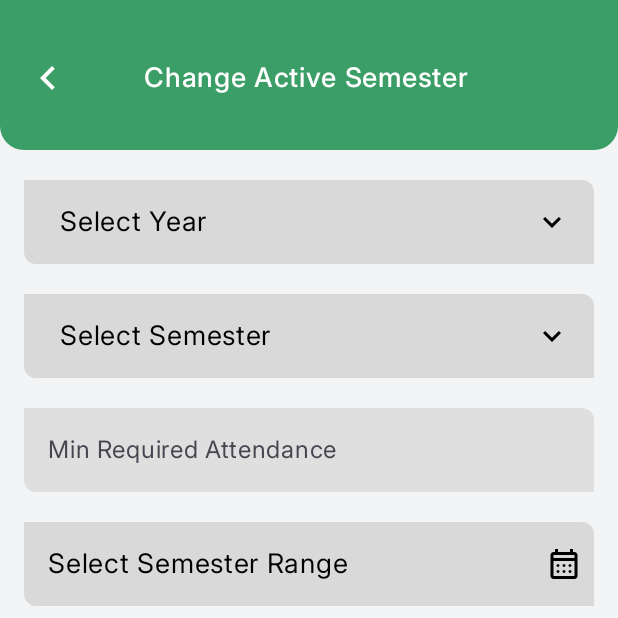
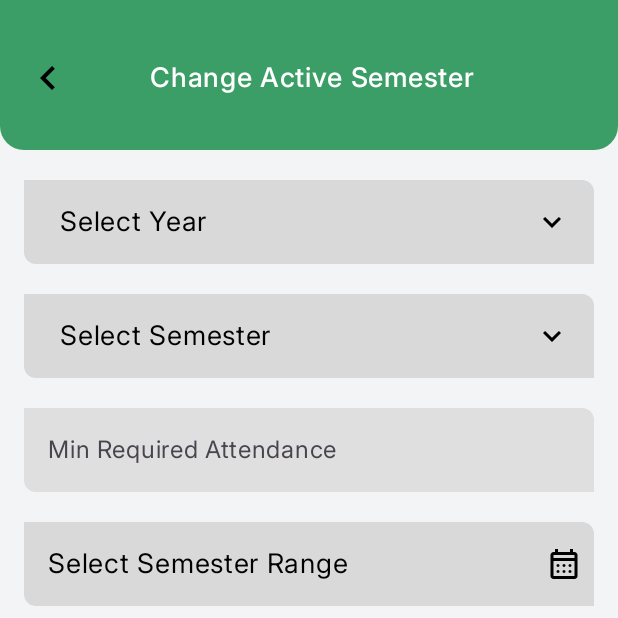
Before and after one commit to Stillswarm/StudyPulse, an Android app built with Jetpack Compose: the AddSemesterScreen screen opened through its navigation route, on a phone screen of 412 x 824 dp, the top half of it. Run offline under Robolectric (Android 15) with nearby library versions, the phone set to English and light mode, and no system bars; our stand-ins replace Firebase (no records; nobody signed in at launch, a user with empty details on screens opened directly).

Commit message:
refactor(home_screen): beautify `HomeScreen`
also:
1. made all routes inherit from marker interface `NavigableRoute` for easier navigation
2. minor tweaks in Attendance Screen

```diff
--- a/app/src/main/java/com/studypulse/app/common/ui/components/AppTopBar.kt
+++ b/app/src/main/java/com/studypulse/app/common/ui/components/AppTopBar.kt
@@ -64,7 +64,7 @@ fun AppTopBar(
                     .size(32.dp)
                     .noRippleClickable { onNavigationClick() }
                     .gradientFill(foregroundGradient),
-                tint = titleColor
+                tint = Color.Unspecified
             )
 
             Text(
@@ -80,13 +80,13 @@ fun AppTopBar(
                     painter = painterResource(id = actionIcon),
                     contentDescription = "nav icon",
                     modifier = Modifier
-                        .size(36.dp)
+                        .size(28.dp)
                         .noRippleClickable { onActionClick() }
                         .gradientFill(foregroundGradient),
-                    tint = Color.Unspecified
+                    tint = titleColor
                 )
             } else {
-                Box(modifier = Modifier.size(36.dp))
+                Box(modifier = Modifier.size(28.dp))
             }
         }
     }
--- a/app/src/main/java/com/studypulse/app/feat/attendance/attendance/presentation/home/AttendanceScreen.kt
+++ b/app/src/main/java/com/studypulse/app/feat/attendance/attendance/presentation/home/AttendanceScreen.kt
@@ -418,8 +418,8 @@ fun DashboardNavButton(
             Column {
                 Text(
                     text = title,
-                    fontWeight = FontWeight.SemiBold,
-                    fontSize = 16.sp,
+                    fontWeight = FontWeight(525),
+                    fontSize = 15.sp,
                     lineHeight = 24.sp,
                 )
 
--- a/app/src/main/java/com/studypulse/app/feat/home/nav/HomeNav.kt
+++ b/app/src/main/java/com/studypulse/app/feat/home/nav/HomeNav.kt
@@ -9,7 +9,7 @@ import com.studypulse.app.nav.Route
 fun NavGraphBuilder.homeGraph(navController: NavController) {
     composable<Route.HomeRoute> {
         HomeScreen(
-            onNavigateToAttendance = { navController.navigate(Route.AttendanceRoute) }
+            navigate = { navController.navigate(it) },
         )
     }
 }
--- a/app/src/main/java/com/studypulse/app/feat/home/ui/HomeScreen.kt
+++ b/app/src/main/java/com/studypulse/app/feat/home/ui/HomeScreen.kt
@@ -1,66 +1,167 @@
 package com.studypulse.app.feat.home.ui
 
+import androidx.compose.foundation.background
 import androidx.compose.foundation.border
-import androidx.compose.foundation.layout.Arrangement
 import androidx.compose.foundation.layout.Box
 import androidx.compose.foundation.layout.Column
-import androidx.compose.foundation.layout.Row
 import androidx.compose.foundation.layout.fillMaxSize
 import androidx.compose.foundation.layout.fillMaxWidth
 import androidx.compose.foundation.layout.height
-import androidx.compose.foundation.layout.navigationBarsPadding
 import androidx.compose.foundation.layout.padding
 import androidx.compose.foundation.layout.size
-import androidx.compose.foundation.layout.statusBarsPadding
 import androidx.compose.foundation.shape.RoundedCornerShape
-import androidx.compose.material.icons.Icons
-import androidx.compose.material.icons.automirrored.filled.KeyboardArrowRight
 import androidx.compose.material3.Icon
 import androidx.compose.material3.Text
 import androidx.compose.runtime.Composable
+import androidx.compose.runtime.rememberCoroutineScope
 import androidx.compose.ui.Alignment
 import androidx.compose.ui.Modifier
 import androidx.compose.ui.draw.clip
+import androidx.compose.ui.draw.rotate
+import androidx.compose.ui.graphics.Brush
 import androidx.compose.ui.graphics.Color
+import androidx.compose.ui.graphics.RectangleShape
+import androidx.compose.ui.res.painterResource
+import androidx.compose.ui.text.font.FontWeight
 import androidx.compose.ui.unit.dp
 import androidx.compose.ui.unit.sp
+import com.studypulse.app.NavigationDrawerController
+import com.studypulse.app.R
+import com.studypulse.app.common.ui.components.AppTopBar
 import com.studypulse.app.common.ui.modifier.noRippleClickable
+import com.studypulse.app.nav.NavigableRoute
+import com.studypulse.app.nav.Route
+import com.studypulse.app.ui.theme.DarkGray
+import com.studypulse.app.ui.theme.Gold
+import com.studypulse.app.ui.theme.LightGray
+import com.studypulse.app.ui.theme.WhiteSecondary
+import kotlinx.coroutines.launch
+
+data class HomeScreenItem(
+    val name: String,
+    val desc: String,
+    val icon: Int,
+    val color: Color,
+    val active: Boolean,
+    val route: NavigableRoute?,
+)
+
+val homeScreenItems = listOf(
+    HomeScreenItem(
+        "Attendance Section",
+        "Your Ultimate Bunk-Mate",
+        R.drawable.ic_calendar,
+        Gold,
+        active = true,
+        route = Route.AttendanceRoute
+    )
+)
 
 @Composable
 fun HomeScreen(
-    onNavigateToAttendance: () -> Unit,
-    modifier: Modifier = Modifier
+    navigate: (NavigableRoute) -> Unit,
+    modifier: Modifier = Modifier,
 ) {
+    val scope = rememberCoroutineScope()
     Column(
         modifier = modifier
             .fillMaxSize()
-            .padding(horizontal = 16.dp)
-            .statusBarsPadding()
-            .navigationBarsPadding()
     ) {
-        Box(
+        AppTopBar(
+            backgroundColor = DarkGray,
+            foregroundGradient = Brush.linearGradient(
+                colorStops = arrayOf(
+                    Pair(0.0f, Gold),
+                    Pair(1f, DarkGray)
+                )
+            ),
+            title = "Study Pulse",
+            navigationIcon = R.drawable.logo_pulse,
+            onNavigationClick = { scope.launch { NavigationDrawerController.toggle() } },
+            actionIcon = R.drawable.ic_profile,
+            onActionClick =  { navigate(Route.ProfileRoute) },
+            titleColor = WhiteSecondary
+        )
+
+        homeScreenItems.forEach { item ->
+            HomeScreenBox(
+                item = item,
+                modifier = Modifier
+                    .padding(16.dp)
+                    .noRippleClickable { if (item.route != null) navigate(item.route) })
+        }
+    }
+}
+
+@Composable
+fun HomeScreenBox(item: HomeScreenItem, modifier: Modifier = Modifier) {
+    Box(
+        modifier = modifier
+            .fillMaxWidth()
+            .height(100.dp)
+            .clip(RoundedCornerShape(12.dp))
+            .border(2.dp, DarkGray, RoundedCornerShape(12.dp))
+            .background(
+                brush = Brush.verticalGradient(
+                    colors = listOf(
+                        item.color,
+                        item.color.copy(alpha = 0.50f),
+                    )
+                )
+            )
+    ) {
+        Icon(
+            painter = painterResource(item.icon),
+            contentDescription = item.name,
+            tint = DarkGray,
             modifier = Modifier
-                .fillMaxWidth()
-                .height(150.dp)
-                .clip(RoundedCornerShape(16.dp))
-                .border(2.dp, Color.Gray, RoundedCornerShape(16.dp))
-                .noRippleClickable { onNavigateToAttendance() },
-            contentAlignment = Alignment.Center
+                .align(Alignment.BottomStart)
+                .rotate(-45f)
+                .size(64.dp)
+        )
+
+        Column(
+            modifier = Modifier
+                .align(Alignment.TopEnd)
+                .padding(16.dp)
         ) {
-            Row(
-                modifier = Modifier.fillMaxWidth().padding(horizontal = 16.dp),
-                verticalAlignment = Alignment.CenterVertically,
-                horizontalArrangement = Arrangement.SpaceBetween
+            Text(
+                text = item.name,
+                color = DarkGray,
+                fontSize = 16.sp,
+                lineHeight = 24.sp,
+                fontWeight = FontWeight.SemiBold,
+            )
+
+            Text(
+                text = item.desc,
+                color = DarkGray,
+                fontSize = 12.sp,
+                lineHeight = 16.sp,
+            )
+        }
+
+        if (!item.active) {
+            Box(
+                modifier = Modifier
+                    .matchParentSize()
+                    .background(LightGray.copy(alpha = 0.5f))
+            )
+
+            Box(
+                modifier = Modifier
+                    .padding(8.dp)
+                    .clip(RectangleShape)
+                    .background(DarkGray.copy(alpha = 0.60f))
+                    .align(Alignment.BottomEnd)
             ) {
                 Text(
-                    text = "Attendance Section",
-                    fontSize = 32.sp,
-                )
-
-                Icon(
-                    imageVector = Icons.AutoMirrored.Default.KeyboardArrowRight,
-                    contentDescription = "Go to next section",
-                    modifier = Modifier.size(80.dp),
+                    text = "Coming Soon",
+                    color = Color.White,
+                    fontSize = 10.sp,
+                    lineHeight = 20.sp,
+                    fontWeight = FontWeight.SemiBold,
+                    modifier = Modifier.padding(horizontal = 8.dp)
                 )
             }
         }
```
Also changed, not shown: app/src/main/java/com/studypulse/app/nav/Route.kt (+17 -16 lines).
